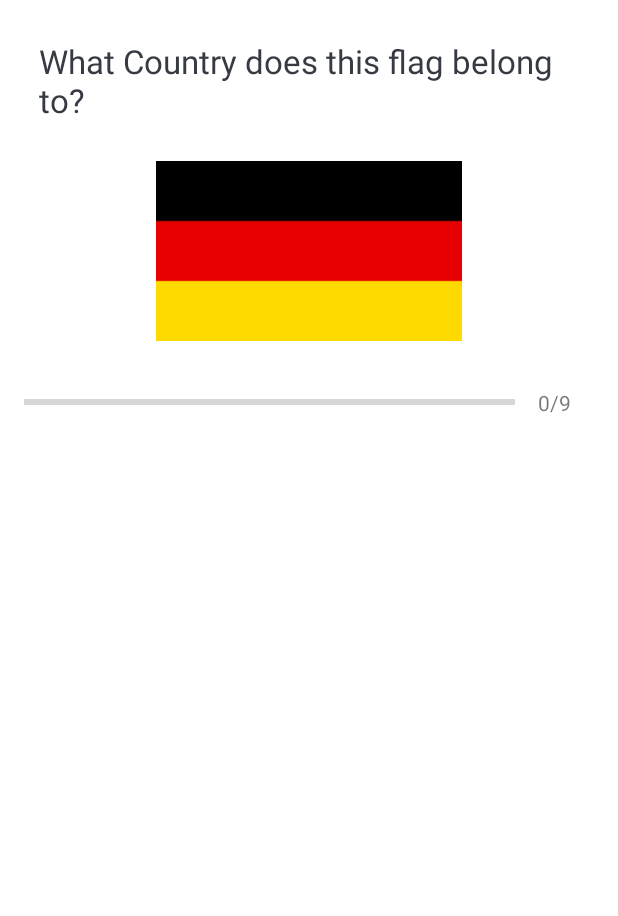
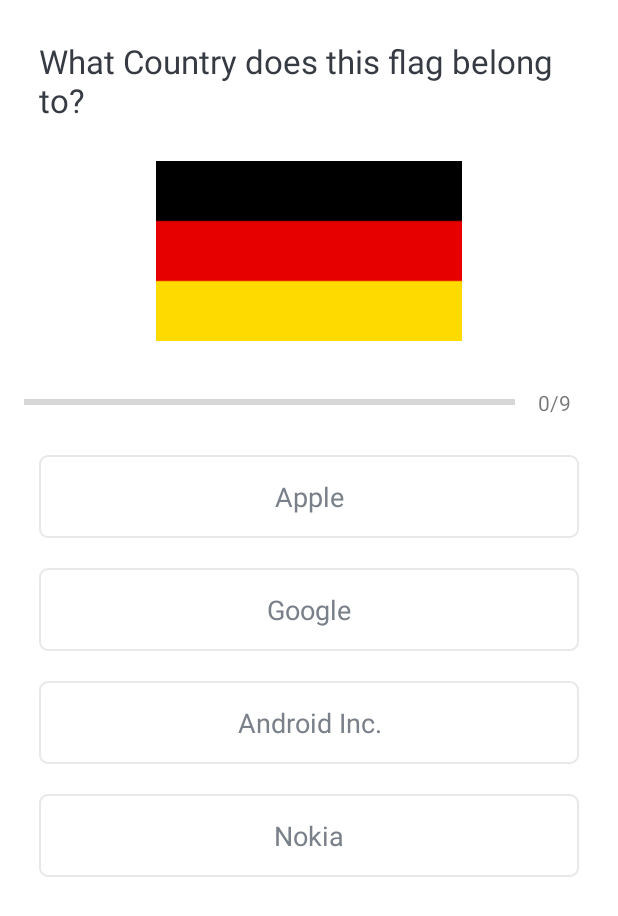
Before and after one commit to 2jiwon/study_kotlin, an Android app: the layout activity_quiz_questions.xml on its own in the app's theme, with its tools: preview values and no code run, on a phone screen of 412 x 824 dp. Shown: the top 916 px of the screen. Run offline under Robolectric (Android 15) with nearby library versions, the phone set to English and light mode, and no system bars.

Commit message:
퀴즈앱 - 선택지 표시부분과 배경이되는 모양 리소스 추가

```diff
--- /dev/null
+++ b/MyQuizApp/app/src/main/res/drawable/default_option_border_bg.xml
@@ -0,0 +1,10 @@
+<?xml version="1.0" encoding="utf-8"?>
+<shape
+    xmlns:android="http://schemas.android.com/apk/res/android"
+    android:shape="rectangle">
+
+    <stroke android:width="1dp" android:color="#E8E8E8"></stroke>
+    <solid android:color="@color/white"></solid>
+    <corners android:radius="5dp"></corners>
+
+</shape>
--- a/MyQuizApp/app/src/main/res/layout/activity_quiz_questions.xml
+++ b/MyQuizApp/app/src/main/res/layout/activity_quiz_questions.xml
@@ -57,7 +57,62 @@
 
         </LinearLayout>
 
+        <TextView
+                android:id="@+id/tv_option_one"
+                android:layout_width="match_parent"
+                android:layout_height="wrap_content"
+                android:layout_margin="10dp"
+                android:background="@drawable/default_option_border_bg"
+                android:gravity="center"
+                android:padding="15dp"
+                android:textColor="#7A8089"
+                android:textSize="18sp"
+                tools:text="Apple" />
 
+        <TextView
+                android:id="@+id/tv_option_two"
+                android:layout_width="match_parent"
+                android:layout_height="wrap_content"
+                android:layout_marginStart="10dp"
+                android:layout_marginTop="10dp"
+                android:layout_marginEnd="10dp"
+                android:layout_marginBottom="10dp"
+                android:background="@drawable/default_option_border_bg"
+                android:gravity="center"
+                android:padding="15dp"
+                android:textColor="#7A8089"
+                android:textSize="18sp"
+                tools:text="Google" />
+
+        <TextView
+                android:id="@+id/tv_option_three"
+                android:layout_width="match_parent"
+                android:layout_height="wrap_content"
+                android:layout_marginStart="10dp"
+                android:layout_marginTop="10dp"
+                android:layout_marginEnd="10dp"
+                android:layout_marginBottom="10dp"
+                android:background="@drawable/default_option_border_bg"
+                android:gravity="center"
+                android:padding="15dp"
+                android:textColor="#7A8089"
+                android:textSize="18sp"
+                tools:text="Android Inc." />
+
+        <TextView
+                android:id="@+id/tv_option_four"
+                android:layout_width="match_parent"
+                android:layout_height="wrap_content"
+                android:layout_marginStart="10dp"
+                android:layout_marginTop="10dp"
+                android:layout_marginEnd="10dp"
+                android:layout_marginBottom="10dp"
+                android:background="@drawable/default_option_border_bg"
+                android:gravity="center"
+                android:padding="15dp"
+                android:textColor="#7A8089"
+                android:textSize="18sp"
+                tools:text="Nokia" />
 
 
 
```
